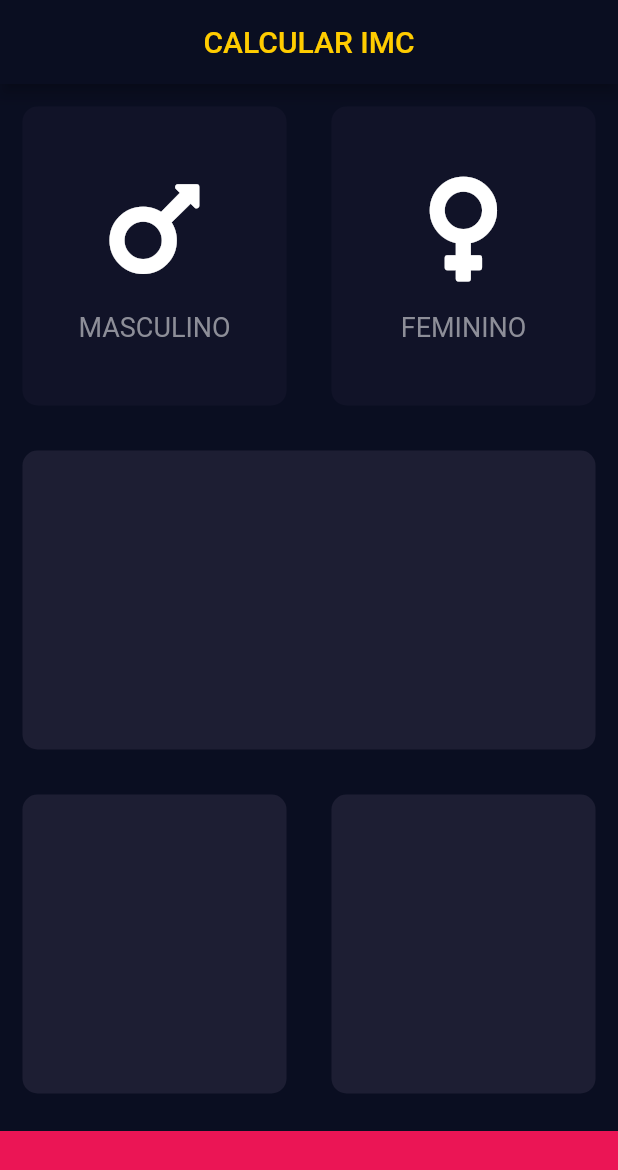
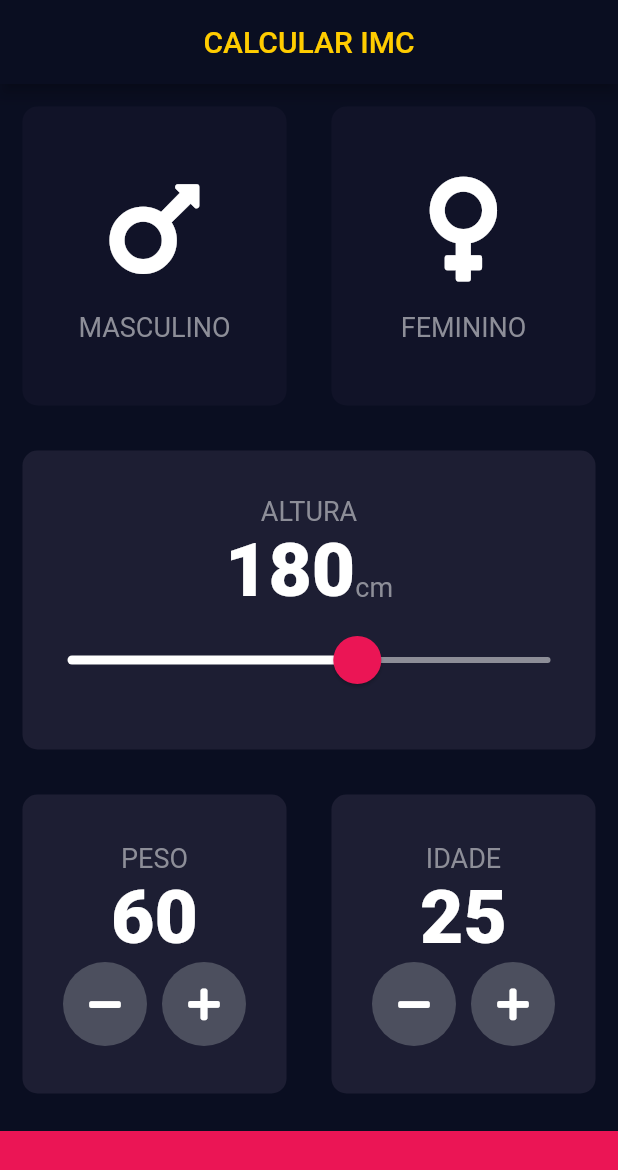
Before and after one commit to AlexPauloVieira/BMICalculator_Flutter, a Flutter app: the screen it shows after launch, on a phone screen of 412 x 824 dp. Shown: the top 1170 px of the screen. Run offline on Flutter 3.47's test engine with Material 2 defaults, Android fonts, the phone set to English and light mode, and no system bars; our stand-ins replace font_awesome_flutter.

Commit message:
third part

```diff
--- /dev/null
+++ b/lib/constants.dart
@@ -0,0 +1,16 @@
+import 'package:flutter/material.dart';
+
+const kBottomContainerHeight = 70.0;
+const kActiveCardColour = Color(0xFF1D1E33);
+const kInactiveCardColour = Color(0xFF111328);
+const kBottomContainerColour = Color(0xFFEB1555);
+
+const kTextGenderStyle = TextStyle(
+  fontSize: 18.0,
+  color: Color(0xFF8D8E98),
+);
+
+const kNumberStyle = TextStyle(
+  fontSize: 50.0,
+  fontWeight: FontWeight.w900,
+);
--- a/lib/input_page.dart
+++ b/lib/input_page.dart
@@ -2,11 +2,7 @@ import 'package:flutter/material.dart';
 import 'package:font_awesome_flutter/font_awesome_flutter.dart';
 import 'reusable_card.dart';
 import 'reusable_gender_card.dart';
-
-const bottomContainerHeight = 70.0;
-const activeCardColour = Color(0xFF1D1E33);
-const inactiveCardColour = Color(0xFF111328);
-const bottomContainerColour = Color(0xFFEB1555);
+import 'constants.dart';
 
 enum Gender {
   male,
@@ -20,26 +16,9 @@ class InputPage extends StatefulWidget {
 
 class _InputPageState extends State<InputPage> {
   Gender selectedGender;
-
-//  Color maleCardColour = inactiveCardColour;
-//  Color femaleCardColour = inactiveCardColour;
-//  void updateColour(Gender selectedGender) {
-//    if (selectedGender == Gender.male) {
-//      if (maleCardColour == inactiveCardColour) {
-//        maleCardColour = activeCardColour;
-//        femaleCardColour = inactiveCardColour;
-//      } else {
-//        maleCardColour = inactiveCardColour;
-//      }
-//    } else {
-//      if (femaleCardColour == inactiveCardColour) {
-//        femaleCardColour = activeCardColour;
-//        maleCardColour = inactiveCardColour;
-//      } else {
-//        femaleCardColour = inactiveCardColour;
-//      }
-//    }
-//  }
+  int height = 180;
+  int weight = 60;
+  int age = 25;
 
   @override
   Widget build(BuildContext context) {
@@ -55,6 +34,7 @@ class _InputPageState extends State<InputPage> {
           ),
         ),
         body: Column(
+          crossAxisAlignment: CrossAxisAlignment.stretch,
           children: <Widget>[
             Expanded(
                 child: Row(children: <Widget>[
@@ -66,8 +46,8 @@ class _InputPageState extends State<InputPage> {
                     });
                   },
                   colour: selectedGender == Gender.male
-                      ? activeCardColour
-                      : inactiveCardColour,
+                      ? kActiveCardColour
+                      : kInactiveCardColour,
                   cardChild: ReusableGenderCard(
                     iconGender: FontAwesomeIcons.mars,
                     textGender: 'masculino',
@@ -82,8 +62,8 @@ class _InputPageState extends State<InputPage> {
                     });
                   },
                   colour: selectedGender == Gender.female
-                      ? activeCardColour
-                      : inactiveCardColour,
+                      ? kActiveCardColour
+                      : kInactiveCardColour,
                   cardChild: ReusableGenderCard(
                     iconGender: FontAwesomeIcons.venus,
                     textGender: 'feminino',
@@ -93,7 +73,53 @@ class _InputPageState extends State<InputPage> {
             ])),
             Expanded(
               child: ReusableCard(
-                colour: activeCardColour,
+                colour: kActiveCardColour,
+                cardChild: Column(
+                  mainAxisAlignment: MainAxisAlignment.center,
+                  children: <Widget>[
+                    Text(
+                      'altura'.toUpperCase(),
+                      style: kTextGenderStyle,
+                    ),
+                    Row(
+                      mainAxisAlignment: MainAxisAlignment.center,
+                      crossAxisAlignment: CrossAxisAlignment.baseline,
+                      textBaseline: TextBaseline.alphabetic,
+                      children: <Widget>[
+                        Text(
+                          height.toString(),
+                          style: kNumberStyle,
+                        ),
+                        Text(
+                          'cm',
+                          style: kTextGenderStyle,
+                        ),
+                      ],
+                    ),
+                    SliderTheme(
+                      data: SliderTheme.of(context).copyWith(
+                        activeTrackColor: Colors.white,
+                        inactiveTrackColor: Color(0xFF8D8E98),
+                        thumbColor: Color(0xFFEB1555),
+                        overlayColor: Color(0x29EB1555),
+                        thumbShape:
+                            RoundSliderThumbShape(enabledThumbRadius: 16.0),
+                        overlayShape:
+                            RoundSliderOverlayShape(overlayRadius: 30.0),
+                      ),
+                      child: Slider(
+                        value: height.toDouble(),
+                        min: 120.0,
+                        max: 220.0,
+                        onChanged: (double newValue) {
+                          setState(() {
+                            height = newValue.round();
+                          });
+                        },
+                      ),
+                    ),
+                  ],
+                ),
               ),
             ),
             Expanded(
@@ -101,24 +127,120 @@ class _InputPageState extends State<InputPage> {
                 children: <Widget>[
                   Expanded(
                     child: ReusableCard(
-                      colour: activeCardColour,
+                      colour: kActiveCardColour,
+                      cardChild: Column(
+                        mainAxisAlignment: MainAxisAlignment.center,
+                        children: <Widget>[
+                          Text(
+                            'peso'.toUpperCase(),
+                            style: kTextGenderStyle,
+                          ),
+                          Text(
+                            weight.toString(),
+                            style: kNumberStyle,
+                          ),
+                          Row(
+                            mainAxisAlignment: MainAxisAlignment.center,
+                            children: <Widget>[
+                              RoundIconButton(
+                                icon: FontAwesomeIcons.minus,
+                                onPressed: () {
+                                  setState(() {
+                                    weight--;
+                                  });
+                                },
+                              ),
+                              SizedBox(
+                                width: 10.0,
+                              ),
+                              RoundIconButton(
+                                icon: FontAwesomeIcons.plus,
+                                onPressed: () {
+                                  setState(() {
+                                    weight++;
+                                  });
+                                },
+                              ),
+                            ],
+                          )
+                        ],
+                      ),
                     ),
                   ),
                   Expanded(
                     child: ReusableCard(
-                      colour: activeCardColour,
+                      colour: kActiveCardColour,
+                      cardChild: Column(
+                        mainAxisAlignment: MainAxisAlignment.center,
+                        children: <Widget>[
+                          Text(
+                            'idade'.toUpperCase(),
+                            style: kTextGenderStyle,
+                          ),
+                          Text(
+                            age.toString(),
+                            style: kNumberStyle,
+                          ),
+                          Row(
+                            mainAxisAlignment: MainAxisAlignment.center,
+                            children: <Widget>[
+                              RoundIconButton(
+                                icon: FontAwesomeIcons.minus,
+                                onPressed: () {
+                                  setState(() {
+                                    age--;
+                                  });
+                                },
+                              ),
+                              SizedBox(
+                                width: 10.0,
+                              ),
+                              RoundIconButton(
+                                icon: FontAwesomeIcons.plus,
+                                onPressed: () {
+                                  setState(() {
+                                    age++;
+                                  });
+                                },
+                              ),
+                            ],
+                          )
+                        ],
+                      ),
                     ),
                   ),
                 ],
               ),
             ),
             Container(
-              color: bottomContainerColour,
+              color: kBottomContainerColour,
               margin: EdgeInsets.only(top: 10.0),
               width: double.infinity,
-              height: bottomContainerHeight,
+              height: kBottomContainerHeight,
             ),
           ],
         ));
   }
 }
+
+class RoundIconButton extends StatelessWidget {
+  RoundIconButton({@required this.icon, @required this.onPressed});
+
+  final IconData icon;
+  final Function onPressed;
+
+  @override
+  Widget build(BuildContext context) {
+    return RawMaterialButton(
+      child: Icon(icon),
+      onPressed: onPressed,
+      elevation: 0.0,
+      constraints: BoxConstraints.tightFor(
+        width: 56.0,
+        height: 56.0,
+      ),
+      shape: CircleBorder(),
+      fillColor: Color(0xFF4C4F5E),
+    );
+  }
+}
--- a/lib/reusable_gender_card.dart
+++ b/lib/reusable_gender_card.dart
@@ -1,9 +1,5 @@
 import 'package:flutter/material.dart';
-
-const textGenderStyle = TextStyle(
-  fontSize: 18.0,
-  color: Color(0xFF8D8E98),
-);
+import 'constants.dart';
 
 class ReusableGenderCard extends StatelessWidget {
   ReusableGenderCard({@required this.iconGender, @required this.textGender});
@@ -25,7 +21,7 @@ class ReusableGenderCard extends StatelessWidget {
         ),
         Text(
           textGender.toUpperCase(),
-          style: textGenderStyle,
+          style: kTextGenderStyle,
         ),
       ],
     );
```
Also changed, not shown: 5 other files.
